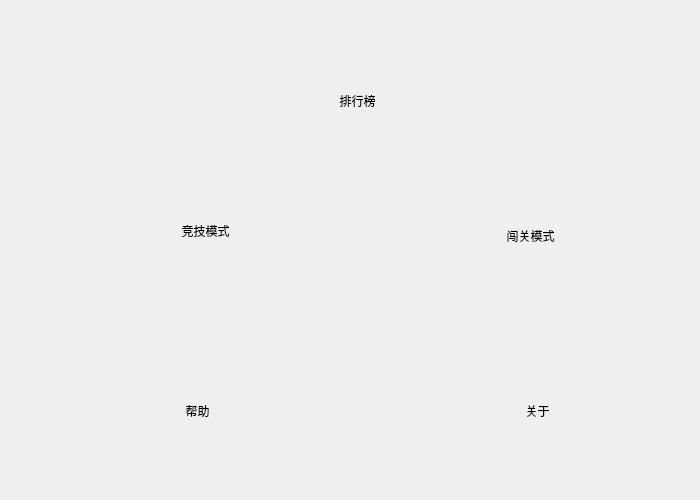
First picture: the form in CBejeweledDlg.ui, repository geniusaaaaaa1/Baoshi, before the edit.
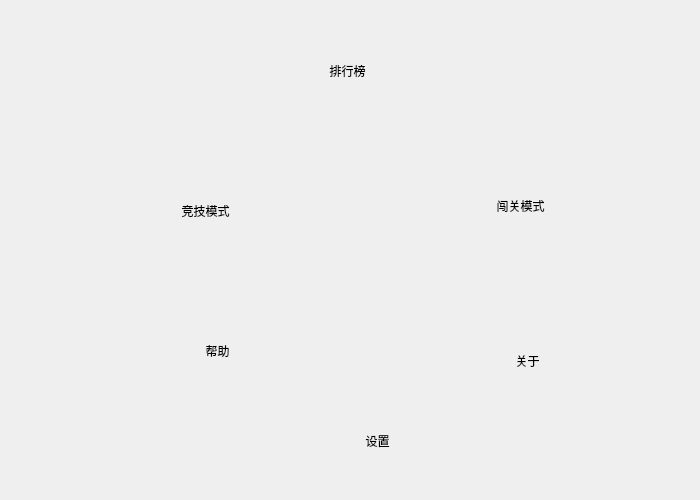
Second picture: the form after the edit.

```diff
--- a/CBejeweledDlg.ui
+++ b/CBejeweledDlg.ui
@@ -25,11 +25,14 @@
   <property name="windowTitle">
    <string>Widget</string>
   </property>
+  <property name="styleSheet">
+   <string notr="true">font: 11pt &quot;华文琥珀&quot;;</string>
+  </property>
   <widget class="QPushButton" name="pushButton">
    <property name="geometry">
     <rect>
      <x>160</x>
-     <y>200</y>
+     <y>180</y>
      <width>91</width>
      <height>61</height>
     </rect>
@@ -47,8 +50,8 @@
   <widget class="QPushButton" name="pushButton_paihangbang">
    <property name="geometry">
     <rect>
-     <x>320</x>
-     <y>70</y>
+     <x>310</x>
+     <y>40</y>
      <width>75</width>
      <height>61</height>
     </rect>
@@ -66,8 +69,8 @@
   <widget class="QPushButton" name="pushButton_bangzhu">
    <property name="geometry">
     <rect>
-     <x>160</x>
-     <y>380</y>
+     <x>180</x>
+     <y>320</y>
      <width>75</width>
      <height>61</height>
     </rect>
@@ -85,8 +88,8 @@
   <widget class="QPushButton" name="pushButton_guanyu">
    <property name="geometry">
     <rect>
-     <x>500</x>
-     <y>380</y>
+     <x>490</x>
+     <y>330</y>
      <width>75</width>
      <height>61</height>
     </rect>
@@ -104,8 +107,8 @@
   <widget class="QPushButton" name="pushButton_2">
    <property name="geometry">
     <rect>
-     <x>480</x>
-     <y>200</y>
+     <x>470</x>
+     <y>170</y>
      <width>101</width>
      <height>71</height>
     </rect>
@@ -120,6 +123,25 @@
     <string>闯关模式</string>
    </property>
   </widget>
+  <widget class="QPushButton" name="pushButton_shezhi">
+   <property name="geometry">
+    <rect>
+     <x>340</x>
+     <y>410</y>
+     <width>75</width>
+     <height>61</height>
+    </rect>
+   </property>
+   <property name="styleSheet">
+    <string notr="true">border-style:none;
+padding:11px;
+border-radius:3px;
+background:transparent;</string>
+   </property>
+   <property name="text">
+    <string>设置</string>
+   </property>
+  </widget>
  </widget>
  <resources/>
  <connections/>
```
